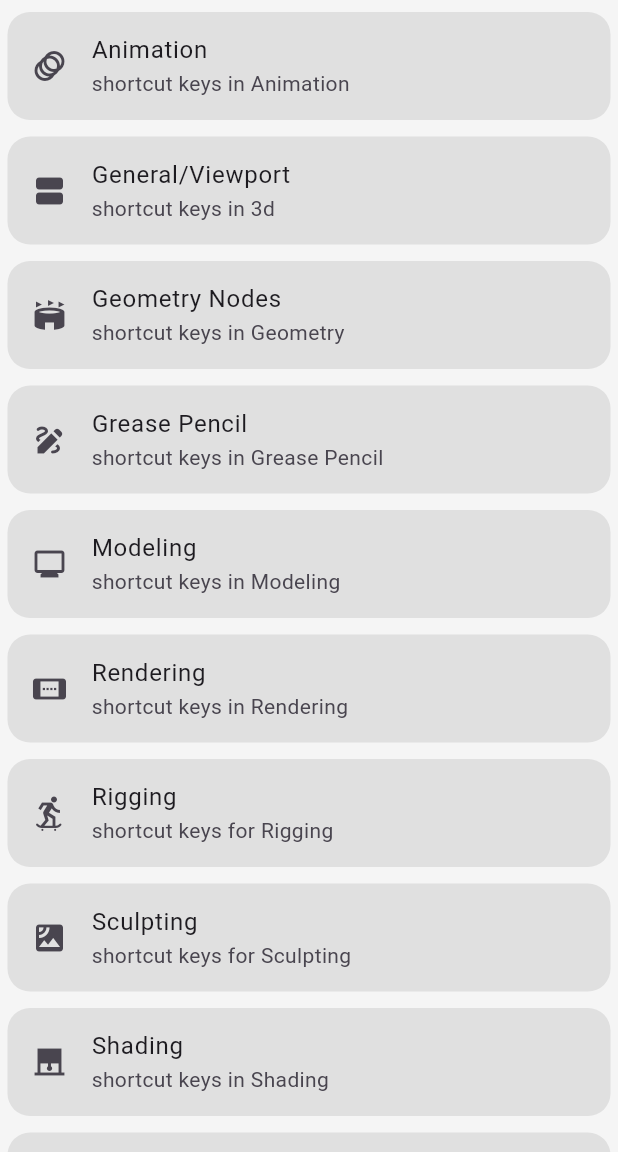
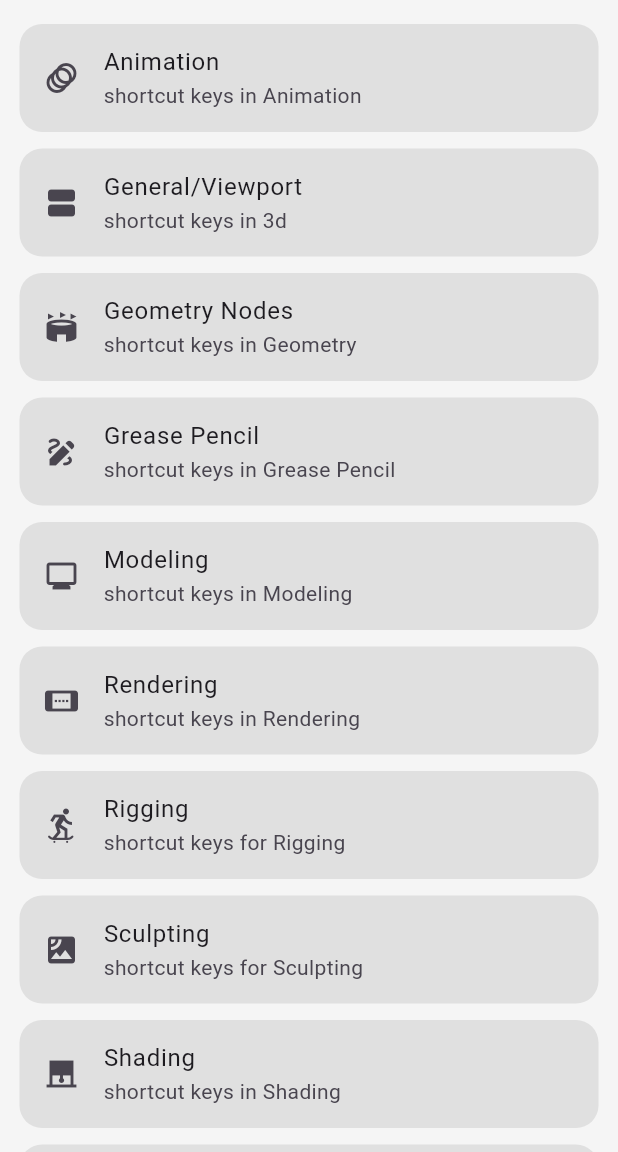
Before and after one commit to nekomangini/blenderkeys, a Flutter app: the screen it shows after launch, on a phone screen of 412 x 824 dp, the part 84-1236 px from its top. Run offline on Flutter 3.47's test engine with Material 3 defaults, Android fonts, the phone set to English and light mode, and no system bars; our stand-ins replace easy_splash_screen; missing offline and left inert: unity_ads_plugin.

Commit message:
Updated the home screen and added padding to prevent widgets from touching the edge of the phone

```diff
--- a/lib/screens/home_screen.dart
+++ b/lib/screens/home_screen.dart
@@ -21,7 +21,9 @@ class HomeScreen extends StatelessWidget {
   Widget build(BuildContext context) {
     return Scaffold(
       backgroundColor: kBodyBackgroundColor,
-      body: ListView(
+      body: Padding(
+        padding: const EdgeInsets.all(8.0),
+        child: ListView(
           children: const [
             // ################################################################ //
             // HomeScreenContents is a user created widgets //
@@ -92,7 +94,9 @@ class HomeScreen extends StatelessWidget {
               customIcon: Icons.image,
               subText: uvSub,
             ),
+            SizedBox(height: 10),
           ],
+        ),
       ),
     );
   }
```
Lines whose indentation alone changed are shown as unchanged.
